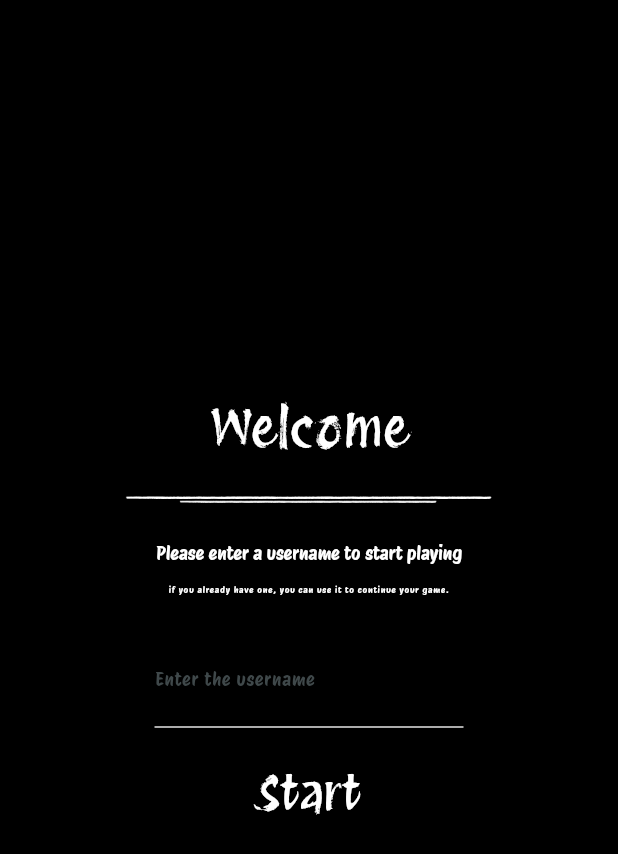
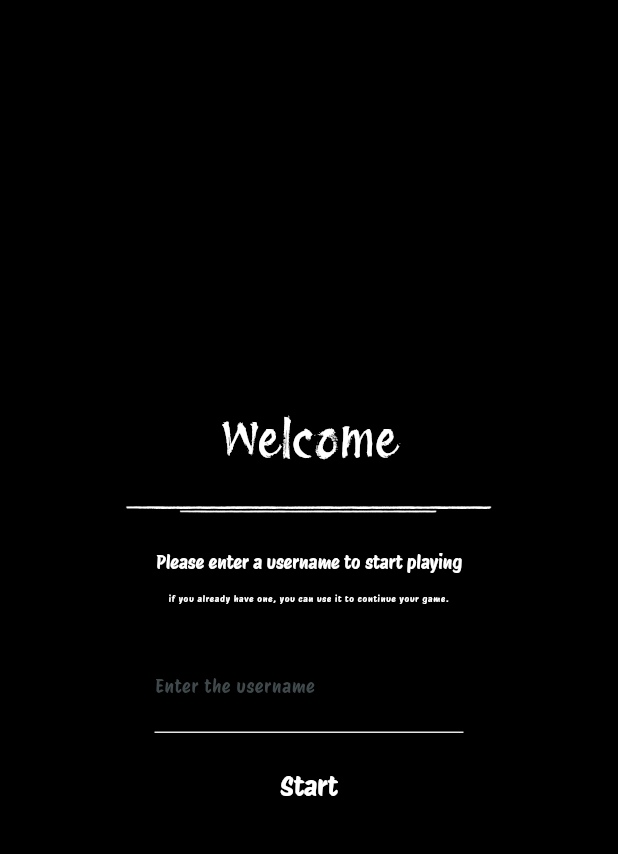
Before and after one commit to crab-team/save-the-ocean, a Flutter app: the WelcomeDialog widget shown alone on an empty page, opened directly, on a phone screen of 412 x 824 dp. Shown: the top 854 px of the screen. Run offline on Flutter 3.47's test engine with Material 3 defaults, Android fonts, the phone set to English and light mode, and no system bars; drawn by our look-alikes of auto_size_text; our stand-ins replace audioplayers, cloud_firestore, firebase_core, flutter_svg, go_router, responsive_framework and 1 more; missing offline and left inert: flame, flame_forge2d, flame_rive, flame_splash_screen; accounts and stored records are empty.

Commit message:
Update font sizes and add skip button

```diff
--- a/lib/core/theme.dart
+++ b/lib/core/theme.dart
@@ -24,12 +24,12 @@ final ThemeData theme = ThemeData(
   ),
   textTheme: const TextTheme(
     displayLarge: TextStyle(
-      fontSize: 36.0,
+      fontSize: 32.0,
       color: Colors.white,
       fontFamily: 'ProtestRevolution',
     ),
     displayMedium: TextStyle(
-      fontSize: 30.0,
+      fontSize: 28.0,
       letterSpacing: -0.5,
       color: Colors.white,
     ),
--- a/lib/shared/dialogs/welcome_dialog.dart
+++ b/lib/shared/dialogs/welcome_dialog.dart
@@ -22,12 +22,15 @@ class _WelcomeDialogState extends State<WelcomeDialog> {
       actions: [
         Consumer<ButtonUserStartController>(builder: (context, controller, _) {
           if (controller.status == ButtonUserStartStatus.loading) {
-            return const CircularProgressIndicator();
+            return const Padding(
+              padding: EdgeInsets.all(8.0),
+              child: CircularProgressIndicator(),
+            );
           }
 
           return TextButton(
             onPressed: () => _registerUser(context),
-            child: const Text("Start"),
+            child: const AutoScaleText.body("Start"),
           );
         }),
       ],
```
Also changed, not shown: lib/screens/introduction_screen.dart (+17 -4 lines).
